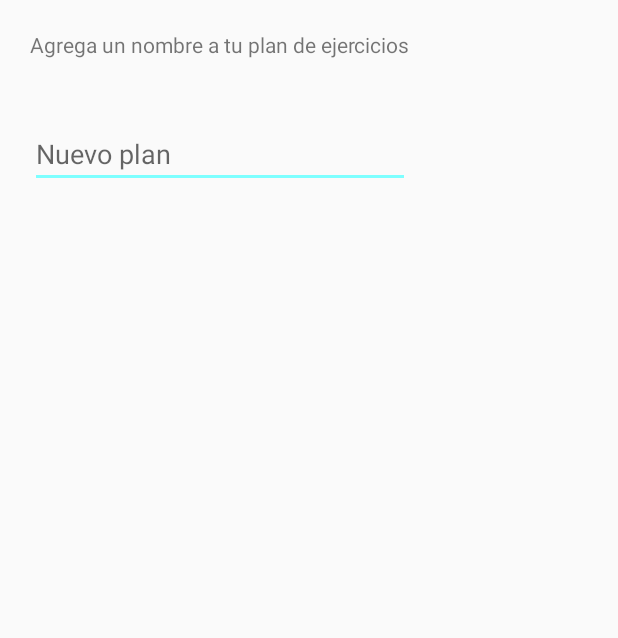
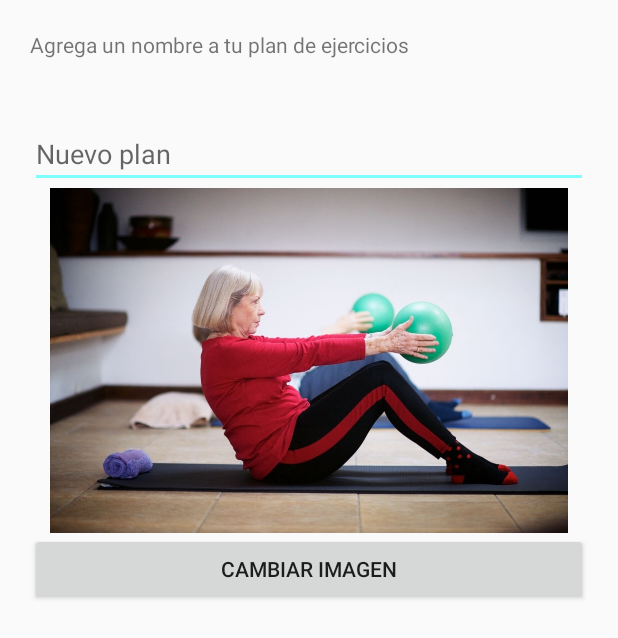
Before and after one commit to henrysala/EjercicioEnCasaApp, an Android app: the layout insertar_nombre_plan.xml on its own in the app's theme, with its tools: preview values and no code run, on a phone screen of 412 x 824 dp. Shown: the top 638 px of the screen. Run offline under Robolectric (Android 15) with nearby library versions, the phone set to English and light mode, and no system bars.

Commit message:
agregue la opcion de cargar una imagen al crear un plan, pero aun no logro que la imagen quede como portada del plan

```diff
--- a/app/src/main/AndroidManifest.xml
+++ b/app/src/main/AndroidManifest.xml
@@ -1,6 +1,8 @@
 <?xml version="1.0" encoding="utf-8"?>
 <manifest xmlns:android="http://schemas.android.com/apk/res/android"
     package="com.example.ejercicioencasaapp">
+
+    <uses-permission android:name="android.permission.READ_EXTERNAL_STORAGE"/>
 
     <application
         android:allowBackup="true"
--- a/app/src/main/java/com/example/ejercicioencasaapp/models/PlanDAO.java
+++ b/app/src/main/java/com/example/ejercicioencasaapp/models/PlanDAO.java
@@ -23,6 +23,7 @@ public class PlanDAO {
         ContentValues registro = new ContentValues();
         registro.put(UtilitiesDataBase.TablaPlanes.NAME,plan.getNombre());
         registro.put(UtilitiesDataBase.TablaPlanes.CANTIDAD,plan.getCantidad());
+        registro.put(UtilitiesDataBase.TablaPlanes.IMAGE_PLAN,plan.getImagePlan());
         long id = sqLiteDatabase.insert(UtilitiesDataBase.TablaPlanes.TABLE_NAME,UtilitiesDataBase.TablaPlanes.ID_PLAN,registro);
         sqLiteDatabase.close();
         return id;
@@ -33,7 +34,7 @@ public class PlanDAO {
         ArrayList<Plan> planes = new ArrayList<Plan>();
         Cursor cursor = sqLiteDatabase.rawQuery(UtilitiesDataBase.TablaPlanes.CONSULTAR_ALL_PLANES,null);
         while (cursor.moveToNext()){
-            planes.add(new Plan(cursor.getInt(0),cursor.getString(1), cursor.getInt(2)));
+            planes.add(new Plan(cursor.getInt(0),cursor.getString(1), cursor.getInt(2), cursor.getInt(3)));
         }
         sqLiteDatabase.close();
         return planes;
--- a/app/src/main/java/com/example/ejercicioencasaapp/models/UtilitiesDataBase.java
+++ b/app/src/main/java/com/example/ejercicioencasaapp/models/UtilitiesDataBase.java
@@ -43,9 +43,10 @@ public final class UtilitiesDataBase {
         static final String ID_PLAN="id_plan";
         static final String NAME="nombre";
         static final String CANTIDAD="cantidad";
+        static final String IMAGE_PLAN="image_plan";
 
         static final String CREATE_TABLE_PLANES="CREATE TABLE "+TABLE_NAME+" ("+ID_PLAN+" INTEGER PRIMARY KEY AUTOINCREMENT, "
-                +NAME+" TEXT, "+CANTIDAD+" INTEGER)";
+                +NAME+" TEXT, "+CANTIDAD+" INTEGER, "+IMAGE_PLAN+" INTEGER)";
 
         static final String CONSULTAR_ALL_PLANES="SELECT * FROM "+TABLE_NAME;
 
--- a/app/src/main/res/layout/insertar_nombre_plan.xml
+++ b/app/src/main/res/layout/insertar_nombre_plan.xml
@@ -1,6 +1,7 @@
 <?xml version="1.0" encoding="utf-8"?>
 <LinearLayout
     xmlns:android="http://schemas.android.com/apk/res/android"
+    xmlns:app="http://schemas.android.com/apk/res-auto"
     android:orientation="vertical"
     android:layout_width="wrap_content"
     android:layout_height="wrap_content"
@@ -20,4 +21,16 @@
         android:ems="10"
         android:inputType="text"
         android:hint="@string/etNombrePlan" />
+
+    <ImageView
+        android:id="@+id/ivPortada"
+        android:layout_width="wrap_content"
+        android:layout_height="230dp"
+        app:srcCompat="@drawable/fondo_card_plan" />
+
+    <Button
+        android:id="@+id/btnCambiarImagen"
+        android:layout_width="match_parent"
+        android:layout_height="wrap_content"
+        android:text="Cambiar imagen" />
 </LinearLayout>
```
Also changed, not shown: app/src/main/java/com/example/ejercicioencasaapp/models/NombreDialog.java (+37 -1 lines), app/src/main/java/com/example/ejercicioencasaapp/views/Plan.java (+17 -2 lines).
